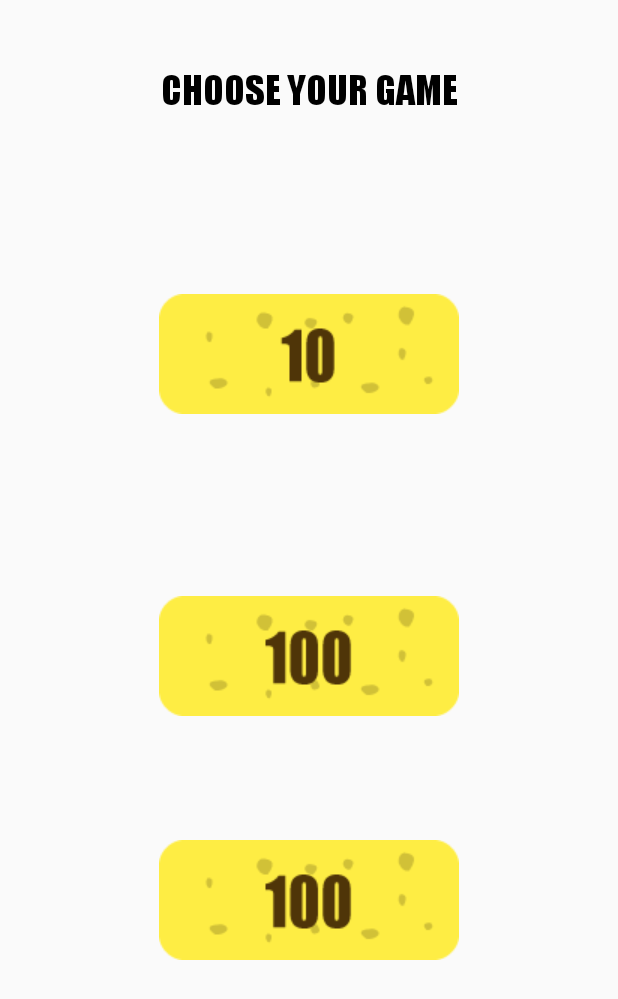
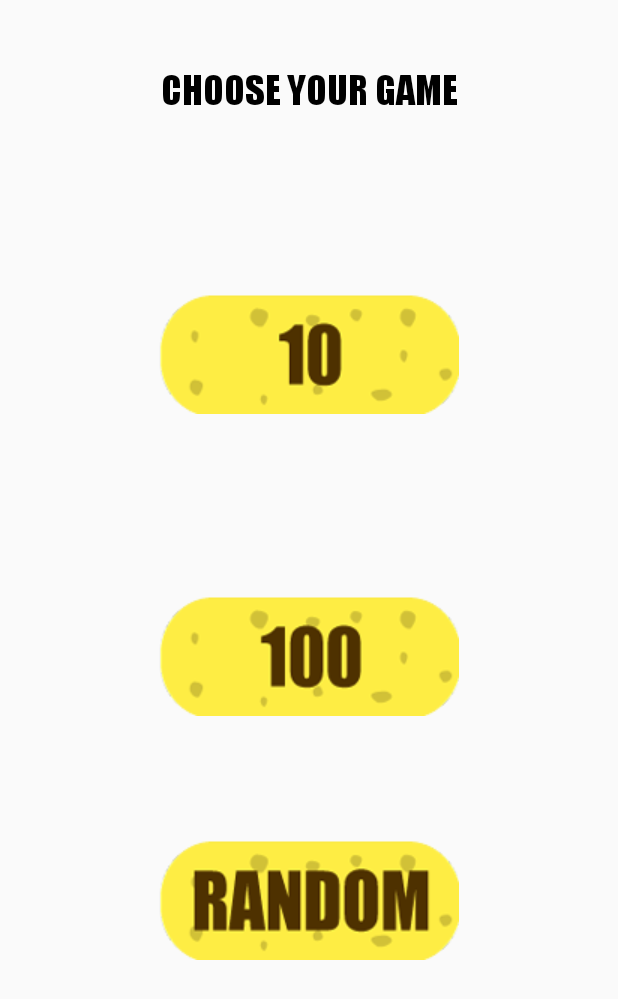
Before and after one commit to RV-Lab/Attack-The-Potato, an Android app: the elegir_numero screen opened directly, with no data from a screen before it, on a phone screen of 412 x 824 dp. Shown: the top 999 px of the screen. Run offline under Robolectric (Android 15) with nearby library versions, the phone set to English and light mode, and no system bars; our stand-ins replace AdMob.

Commit message:
cambio imagenes, boton random

```diff
--- a/app/src/main/res/layout/activity_elegir_numero.xml
+++ b/app/src/main/res/layout/activity_elegir_numero.xml
@@ -89,5 +89,5 @@
         app:layout_constraintStart_toStartOf="parent"
         app:layout_constraintTop_toBottomOf="@+id/boton_100"
         app:layout_constraintVertical_bias="0.308"
-        app:srcCompat="@drawable/b100" />
+        app:srcCompat="@drawable/brandom" />
 </android.support.constraint.ConstraintLayout>
```
Also changed, not shown: app/src/main/res/drawable/b10.png, app/src/main/res/drawable/b100.png, app/src/main/res/drawable/botongo.png, app/src/main/res/drawable/brandom.png (added), app/src/main/res/drawable/miniranking.png, app/src/main/res/drawable/miniretry.png, app/src/main/res/drawable/play.png, app/src/main/res/drawable/ranking.png.
